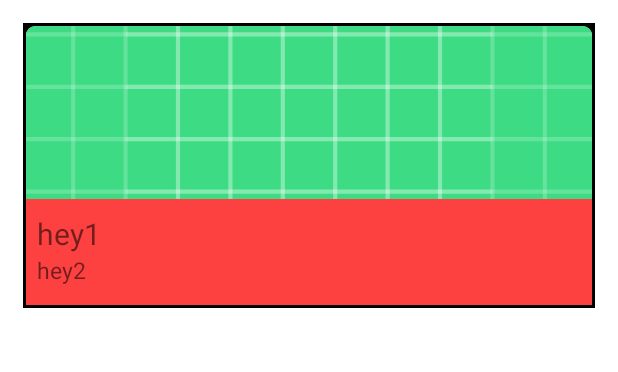
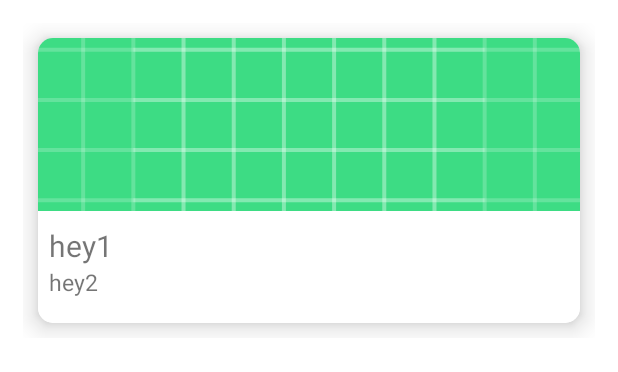
Before and after one commit to DjukaMarko/MotoDescriptive, an Android app: the layout motocycles.xml on its own in the app's theme, with its tools: preview values and no code run, on a phone screen of 412 x 824 dp. Shown: the top 372 px of the screen. Run offline under Robolectric (Android 15) with nearby library versions, the light colour scheme and no system bars.

Commit message:
CardView and Background color changes

```diff
--- a/app/src/main/java/com/example/motodescriptive/MainActivity.java
+++ b/app/src/main/java/com/example/motodescriptive/MainActivity.java
@@ -1,6 +1,7 @@
 package com.example.motodescriptive;
 
 import android.content.Intent;
+import android.graphics.Color;
 import android.os.Bundle;
 import android.view.Menu;
 import android.view.MenuItem;
@@ -38,6 +39,8 @@ public class MainActivity extends BaseActivity implements MotorAdapter.OnNoteCli
 
         Toolbar toolbar = findViewById(R.id.toolbar);
         setSupportActionBar(toolbar);
+
+        getWindow().getDecorView().setBackgroundColor(Color.parseColor("#EDEDED"));
 
 
         motoEntity = new MotoEntity();
--- a/app/src/main/res/layout/activity_fragments.xml
+++ b/app/src/main/res/layout/activity_fragments.xml
@@ -8,7 +8,7 @@
     tools:context=".Fragments">
 
     <include layout="@layout/toolbar"
-        android:id="@+id/toolbar"/>
+        android:id="@+id/toolbar" />
 
 
     <androidx.viewpager.widget.ViewPager
--- a/app/src/main/res/layout/activity_main.xml
+++ b/app/src/main/res/layout/activity_main.xml
@@ -4,18 +4,22 @@
     xmlns:tools="http://schemas.android.com/tools"
     android:layout_width="match_parent"
     android:id="@+id/parent"
+    android:fitsSystemWindows="true"
     android:layout_height="match_parent"
     tools:context=".MainActivity">
 
     <com.google.android.material.appbar.AppBarLayout
         android:layout_width="match_parent"
         android:layout_height="wrap_content"
+        android:fitsSystemWindows="true"
         android:theme="@style/ThemeOverlay.AppCompat.Dark.ActionBar"
         android:id="@+id/appBarLayout">
 
         <com.google.android.material.appbar.CollapsingToolbarLayout
             android:layout_width="match_parent"
             android:layout_height="wrap_content"
+            android:id="@+id/collapToolbar"
+            android:fitsSystemWindows="true"
             app:contentScrim="?attr/colorPrimary"
             app:title="@string/app_name"
             app:layout_scrollFlags="scroll|snap|exitUntilCollapsed">
@@ -33,6 +37,7 @@
                 android:layout_width="match_parent"
                 android:layout_height="?attr/actionBarSize"
                 app:layout_collapseMode="pin"
+                android:fitsSystemWindows="true"
                 android:id="@+id/toolbar"
                 app:popupTheme="@style/AppTheme" />
 
--- a/app/src/main/res/layout/motocycles.xml
+++ b/app/src/main/res/layout/motocycles.xml
@@ -9,17 +9,13 @@
     tools:context=".MainActivity"
     android:id="@+id/parent">
 
-    <FrameLayout
-        android:layout_width="match_parent"
-        android:layout_height="190dp"
-        android:padding="2dp"
-        android:background="@color/black">
 
     <com.google.android.material.card.MaterialCardView
         android:layout_width="match_parent"
-            android:layout_height="210dp"
-            app:cardElevation="40dp"
-            app:cardCornerRadius="6dp"
+        android:layout_height="190dp"
+        android:layout_margin="10dp"
+        app:cardElevation="10dp"
+        app:cardCornerRadius="10dp"
         android:id="@+id/cardView">
 
         <RelativeLayout
@@ -36,7 +32,7 @@
             <LinearLayout
                 android:layout_width="match_parent"
                 android:layout_height="match_parent"
-                    android:background="@color/colorPrimaryDark"
+                android:background="@color/white"
                 android:layout_below="@id/image1">
 
                 <LinearLayout
@@ -62,17 +58,13 @@
                         android:text="hey2"/>
 
                 </LinearLayout>
-
             </LinearLayout>
-
         </RelativeLayout>
-
     </com.google.android.material.card.MaterialCardView>
 
 
 
 
-    </FrameLayout>
 
 
 
--- a/app/src/main/res/layout/toolbar.xml
+++ b/app/src/main/res/layout/toolbar.xml
@@ -3,9 +3,9 @@
     android:layout_width="match_parent"
     android:layout_height="?attr/actionBarSize"
     xmlns:app="http://schemas.android.com/apk/res-auto"
-    app:layout_collapseMode="none"
+    app:layout_collapseMode="pin"
     android:id="@+id/toolbar"
-    android:background="@color/colorPrimary"
+    android:background="@color/colorPrimaryDark"
     android:theme="@style/ThemeOverlay.AppCompat.Dark.ActionBar"
     app:title="@string/app_name"
     app:popupTheme="@style/AppTheme">
--- a/app/src/main/res/values/colors.xml
+++ b/app/src/main/res/values/colors.xml
@@ -6,4 +6,5 @@
     <color name="white">#FFFFFF</color>
     <color name="black">#000</color>
     <color name="lightred">#FF3C3C</color>
+    <color name="transparent">#00973333</color>
 </resources>
--- a/app/src/main/res/values/styles.xml
+++ b/app/src/main/res/values/styles.xml
@@ -2,8 +2,8 @@
     <!-- Base application theme. -->
     <style name="AppTheme" parent="Theme.MaterialComponents.Light">
         <!-- Customize your theme here. -->
-        <item name="colorPrimary">#FD1515</item>
-        <item name="colorPrimaryDark">#FD4141</item>
+        <item name="colorPrimary">@android:color/transparent</item>
+        <item name="colorPrimaryDark">#63000000</item>
         <item name="colorAccent">#C80909</item>
     </style>
 
```
Also changed, not shown: app/src/main/java/com/example/motodescriptive/Fragments.java (+6 -8 lines). Lines whose indentation alone changed are shown as unchanged.
